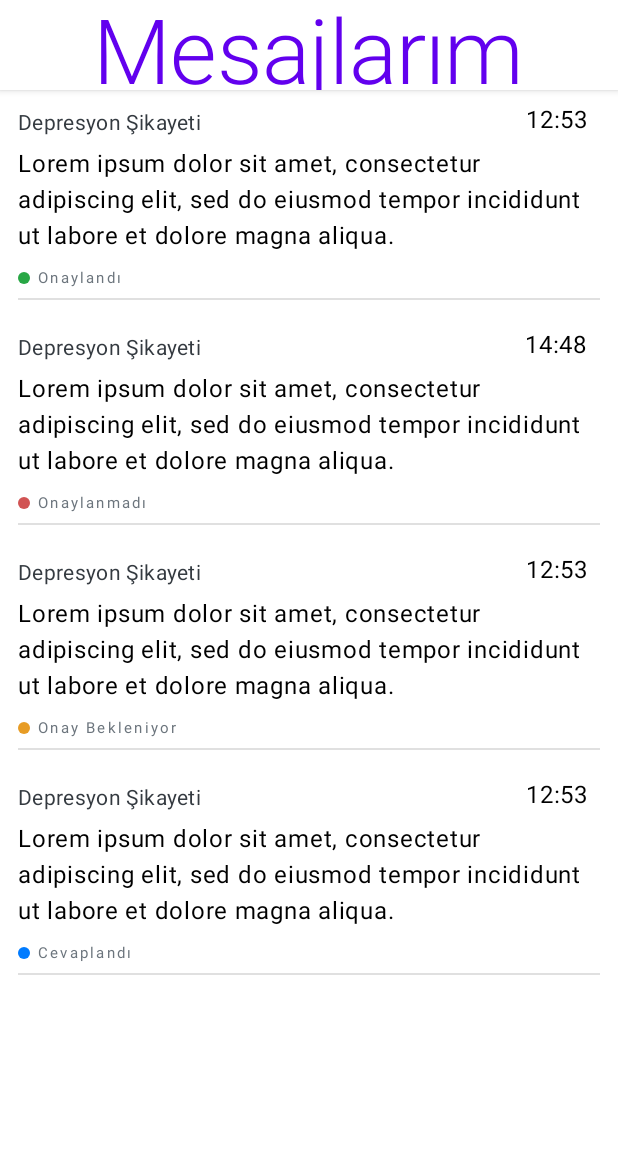
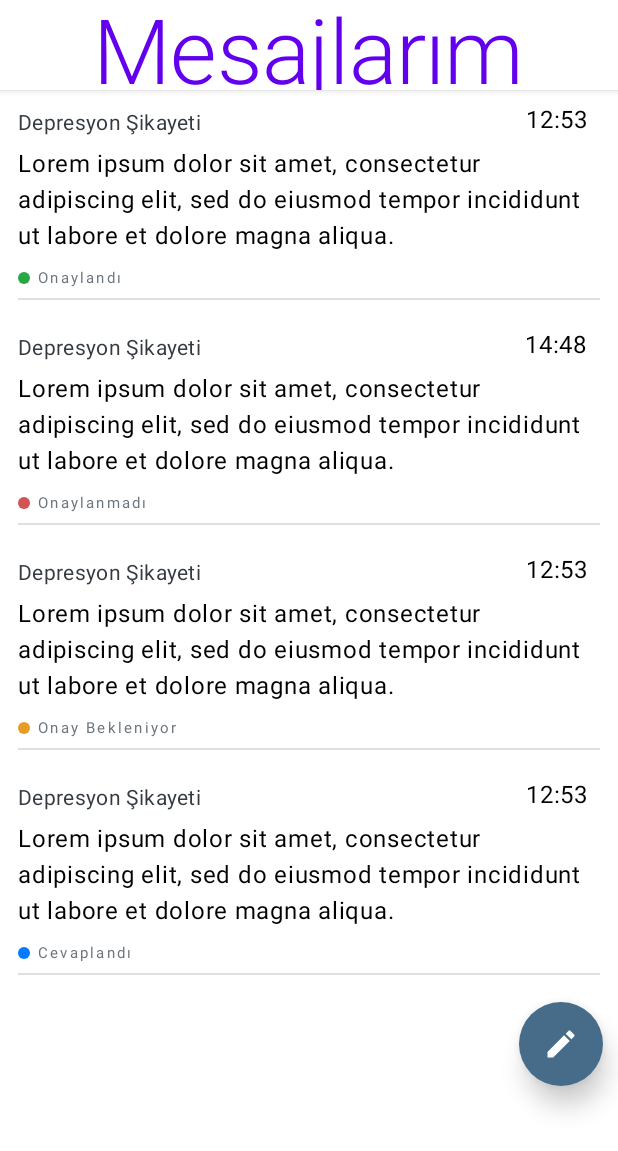
Before and after one commit to burhancabiroglu/DanisBana, an Android app built with Jetpack Compose: the @Preview function MessagesScreenPreview, on a phone screen of 412 x 824 dp. Shown: the top 1151 px of the screen. Run offline under Robolectric (Android 15) with nearby library versions, the phone set to English and light mode, and no system bars; our stand-ins replace Dagger/Hilt's generated code.

Commit message:
dev commit

```diff
--- a/app/src/main/java/com/danisbana/danisbanaapp/presentation/screen/home/dashboard/components/LatestActivityCard.kt
+++ b/app/src/main/java/com/danisbana/danisbanaapp/presentation/screen/home/dashboard/components/LatestActivityCard.kt
@@ -1,6 +1,5 @@
 package com.danisbana.danisbanaapp.presentation.screen.home.dashboard.components
 
-import androidx.compose.foundation.layout.Box
 import androidx.compose.foundation.layout.Column
 import androidx.compose.foundation.layout.padding
 import androidx.compose.foundation.shape.RoundedCornerShape
--- a/app/src/main/java/com/danisbana/danisbanaapp/presentation/screen/home/messages/MessagesScreen.kt
+++ b/app/src/main/java/com/danisbana/danisbanaapp/presentation/screen/home/messages/MessagesScreen.kt
@@ -1,17 +1,23 @@
 package com.danisbana.danisbanaapp.presentation.screen.home.messages
 
 import androidx.compose.foundation.background
-import androidx.compose.foundation.layout.Box
-import androidx.compose.foundation.layout.padding
+import androidx.compose.foundation.layout.*
 import androidx.compose.foundation.lazy.LazyColumn
-import androidx.compose.material.Scaffold
+import androidx.compose.material.*
+import androidx.compose.material.icons.Icons
+import androidx.compose.material.icons.filled.Edit
 import androidx.compose.runtime.Composable
+import androidx.compose.ui.Alignment
 import androidx.compose.ui.Modifier
+import androidx.compose.ui.res.stringResource
 import androidx.compose.ui.tooling.preview.Preview
+import androidx.compose.ui.unit.dp
 import androidx.hilt.navigation.compose.hiltViewModel
+import com.danisbana.danisbanaapp.R
 import com.danisbana.danisbanaapp.core.model.sampleItems
 import com.danisbana.danisbanaapp.presentation.components.MAppBar
 import com.danisbana.danisbanaapp.presentation.screen.home.messages.components.MessageListItem
+import com.danisbana.danisbanaapp.presentation.theme.QueenBlue
 import com.danisbana.danisbanaapp.presentation.theme.White
 
 @Composable
@@ -20,22 +26,34 @@ fun MessagesScreen(
     viewModel: MessagesViewModel = hiltViewModel()
 ) {
     Scaffold(
-        topBar = {
-            MAppBar(
-                title = "Mesajlarım"
-            )
-        }
+        topBar = { MAppBar(title = stringResource(id = R.string.messages)) },
     ) {
-        Box(
-            modifier = Modifier
-                .background(White)
-                .padding(it)){
-
+        Box(modifier = Modifier
+            .background(White)
+            .padding(it)
+            .fillMaxSize()
+        ){
             LazyColumn {
                 for (i in sampleItems){
                     item { MessageListItem(item = i) }
                 }
             }
+            FloatingActionButton(
+                modifier =  Modifier
+                    .size(56.dp)
+                    .align(alignment = Alignment.BottomEnd)
+                    .offset(y = (-100).dp, x = (-10).dp),
+                elevation = FloatingActionButtonDefaults.elevation(10.dp),
+                onClick = {},
+                backgroundColor = QueenBlue,
+                contentColor = White,
+                content = {
+                    Icon(
+                        imageVector = Icons.Default.Edit ,
+                        contentDescription = "",
+                    )
+                }
+            )
         }
     }
 }
--- a/app/src/main/res/values/strings.xml
+++ b/app/src/main/res/values/strings.xml
@@ -4,6 +4,7 @@
     <string name="profile_info">Profil Bilgileri</string>
     <string name="update_password">Şifre Güncelle</string>
     <string name="earn_point">Puan Kazan</string>
+    <string name="messages">Mesajlarım</string>
     <string name="home_page_activites">Son Aktivitelerim</string>
     <string name="home_page_description">Alanında uzman bir psikolog ile\ngörüşmek ister misiniz?"</string>
 </resources>
```
